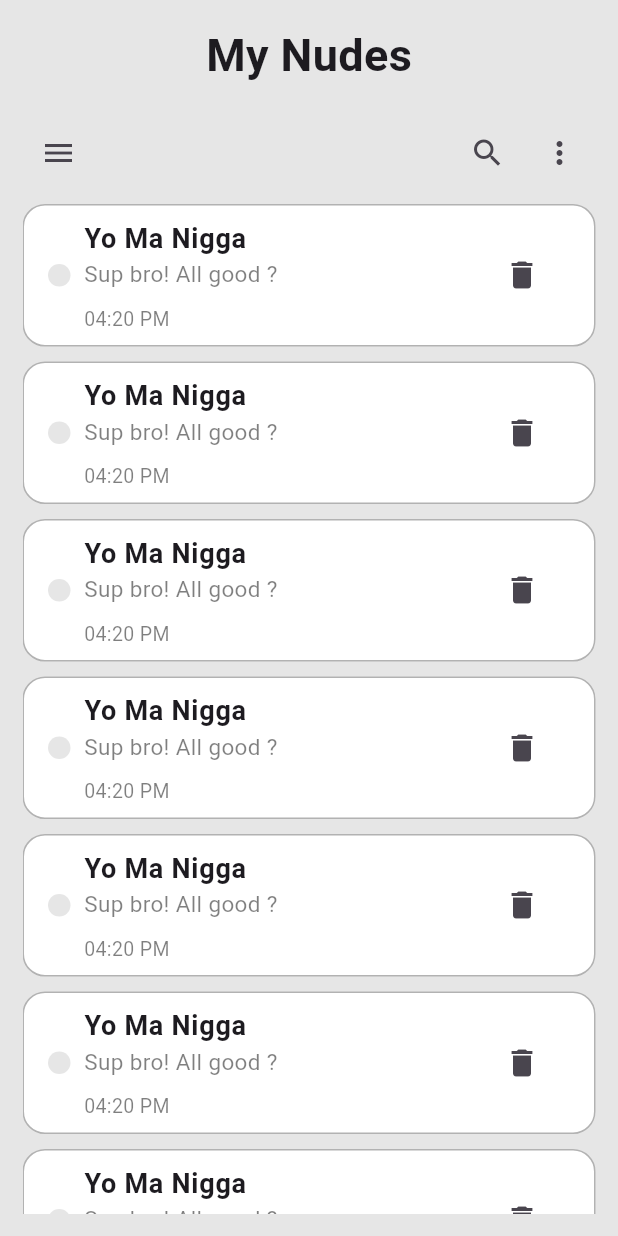
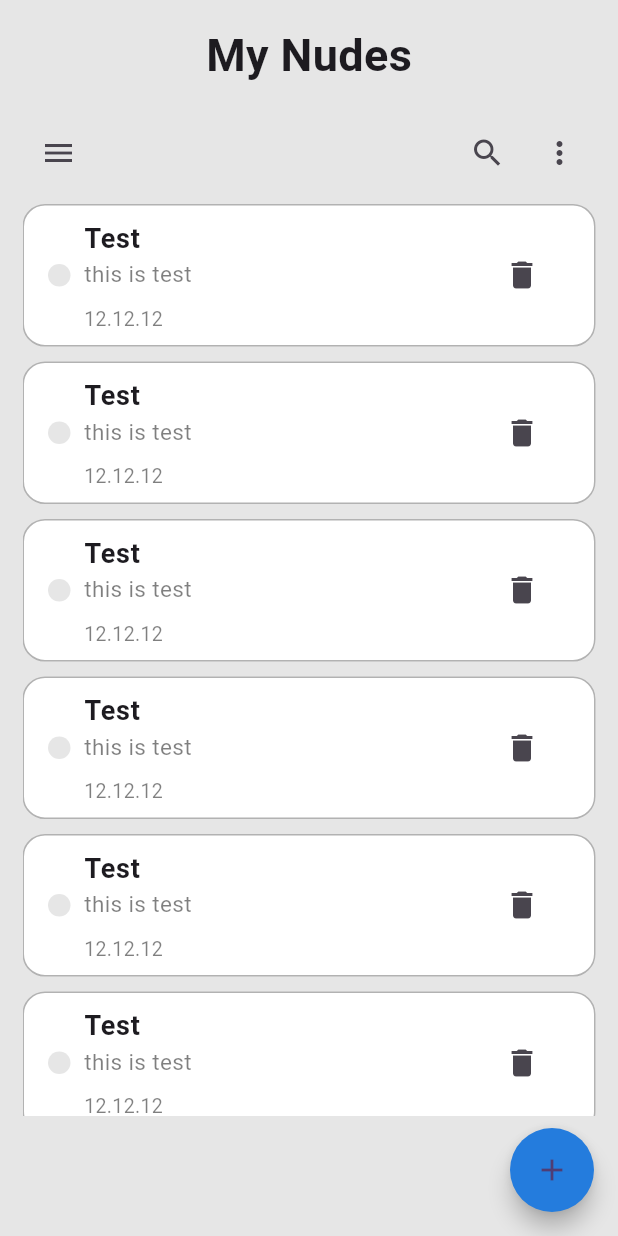
Before and after one commit to atikrony/ToDo_App_GetX, a Flutter app: the screen it shows after launch, on a phone screen of 412 x 824 dp. Run offline on Flutter 3.47's test engine with Material 3 defaults, Android fonts, the phone set to English and light mode, and no system bars; our stand-ins replace get.

Commit message:
dont get much time to do code, but here's another small thing i learned today

```diff
--- a/lib/route/route_pages.dart
+++ b/lib/route/route_pages.dart
@@ -10,7 +10,7 @@ class RoutePages {
       page: () => const HomeScreen(),
     ),
     GetPage(
-      name: RouteNames.home,
+      name: RouteNames.noteScreen,
       page: () => const NoteScreen(),
     )
   ];
--- a/lib/view/home/home.dart
+++ b/lib/view/home/home.dart
@@ -1,5 +1,9 @@
 import 'package:flutter/material.dart';
+import 'package:get/get.dart';
+import 'package:getx/route/route_names.dart';
+// import 'package:getx/route/route_names.dart';
 import 'package:getx/utils/colors.dart';
+// import 'package:getx/view/note/note_screen.dart';
 import 'package:getx/widgets/custom_single_notes.dart';
 
 class HomeScreen extends StatelessWidget {
@@ -8,8 +12,7 @@ class HomeScreen extends StatelessWidget {
   @override
   Widget build(BuildContext context) {
     return Scaffold(
-      body: SafeArea(
-        child: Container(
+      body: Container(
         color: AppColor.backgroundColor,
         child: Padding(
           padding: const EdgeInsets.all(15),
@@ -51,17 +54,29 @@ class HomeScreen extends StatelessWidget {
                           primary: false,
                           itemCount: 20,
                           itemBuilder: (context, index) {
-                                return const CustomSingleNotes();
-                              }),
+                            return const CustomSingleNotes(
+                                title: "Test",
+                                description: "this is test",
+                                date: "12.12.12");
+                          },
+                        ),
                       ],
                     ),
                   ),
+                ),
+                const SizedBox(
+                  height: 65,
                 ),
               ],
             ),
           ),
         ),
       ),
+      floatingActionButton: FloatingActionButton(
+        shape: const CircleBorder(),
+        backgroundColor: AppColor.primaryColor,
+        onPressed: () => Get.toNamed(RouteNames.noteScreen),
+        child: Icon(Icons.add),
       ),
     );
   }
--- a/lib/view/note/note_screen.dart
+++ b/lib/view/note/note_screen.dart
@@ -1,4 +1,5 @@
 import 'package:flutter/material.dart';
+
 
 class NoteScreen extends StatelessWidget {
   const NoteScreen({super.key});
@@ -6,9 +7,7 @@ class NoteScreen extends StatelessWidget {
   @override
   Widget build(BuildContext context) {
     return Scaffold(
-      body: Center(
-        child: Text('Note Screen'),
-      ),
+      appBar: AppBar(),
     );
   }
 }
--- a/lib/widgets/custom_single_notes.dart
+++ b/lib/widgets/custom_single_notes.dart
@@ -2,7 +2,12 @@ import 'package:flutter/material.dart';
 import 'package:getx/utils/colors.dart';
 
 class CustomSingleNotes extends StatelessWidget {
-  const CustomSingleNotes({super.key});
+  final String title, description, date;
+  const CustomSingleNotes(
+      {super.key,
+      required this.title,
+      required this.description,
+      required this.date});
 
   @override
   Widget build(BuildContext context) {
@@ -25,15 +30,15 @@ class CustomSingleNotes extends StatelessWidget {
             color: AppColor.backgroundColor,
           ),
         ),
-        title: const Text(
-          "Yo Ma Nigga",
-          style: TextStyle(fontWeight: FontWeight.bold, fontSize: 18),
+        title: Text(
+          title,
+          style: const TextStyle(fontWeight: FontWeight.bold, fontSize: 18),
         ),
         subtitle: Column(
           crossAxisAlignment: CrossAxisAlignment.start,
           children: [
             Text(
-              "Sup bro! All good ?",
+              description,
               style: TextStyle(
                 fontSize: 15,
                 color: Colors.black.withOpacity(0.5),
@@ -43,7 +48,7 @@ class CustomSingleNotes extends StatelessWidget {
               height: 10,
             ),
             Text(
-              "04:20 PM",
+              date,
               style: TextStyle(
                 fontSize: 13,
                 color: Colors.black.withOpacity(0.5),
```
Lines whose indentation alone changed are shown as unchanged.
